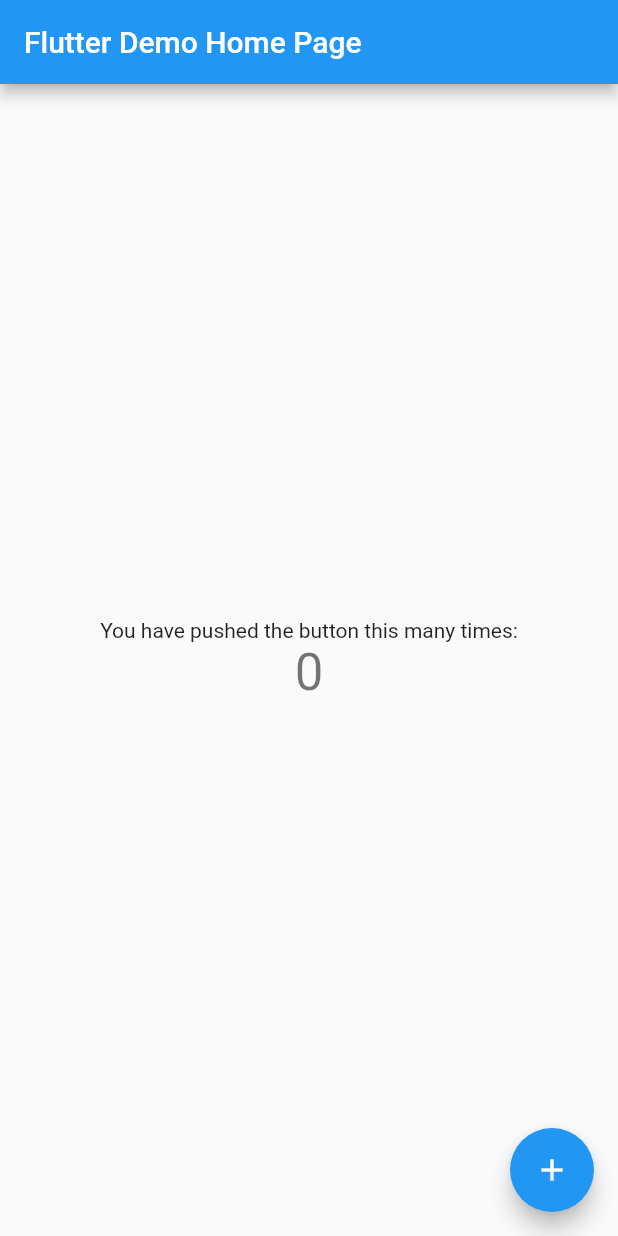
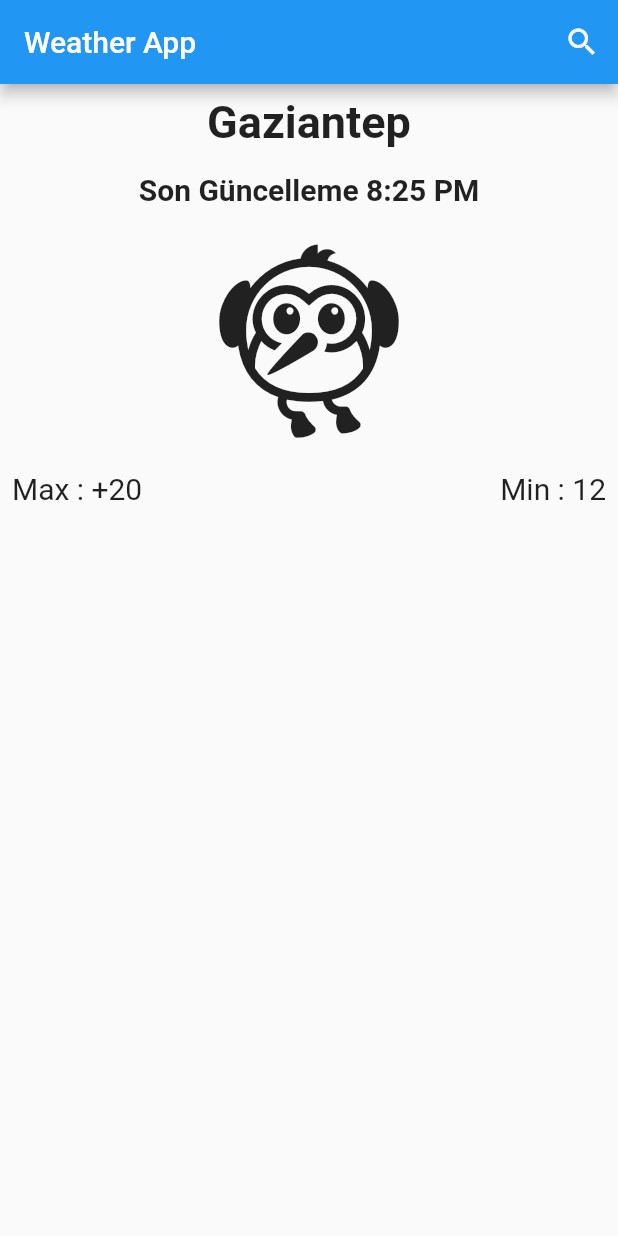
Before and after one commit to SehribanTas/flutter-weather-app, a Flutter app: the screen it shows after launch, on a phone screen of 412 x 824 dp. Run offline on Flutter 3.47's test engine with Material 2 defaults, Android fonts, the phone set to English and light mode, and no system bars.

Commit message:
feature
feature: added ui

```diff
--- a/flutter_weather_app/lib/main.dart
+++ b/flutter_weather_app/lib/main.dart
@@ -1,115 +1,18 @@
 import 'package:flutter/material.dart';
 
-void main() {
-  runApp(const MyApp());
-}
+import 'weather_app.dart';
+
+void main() => runApp(const MyApp());
 
 class MyApp extends StatelessWidget {
   const MyApp({super.key});
 
-  // This widget is the root of your application.
   @override
   Widget build(BuildContext context) {
     return MaterialApp(
-      title: 'Flutter Demo',
-      theme: ThemeData(
-        // This is the theme of your application.
-        //
-        // Try running your application with "flutter run". You'll see the
-        // application has a blue toolbar. Then, without quitting the app, try
-        // changing the primarySwatch below to Colors.green and then invoke
-        // "hot reload" (press "r" in the console where you ran "flutter run",
-        // or simply save your changes to "hot reload" in a Flutter IDE).
-        // Notice that the counter didn't reset back to zero; the application
-        // is not restarted.
-        primarySwatch: Colors.blue,
-      ),
-      home: const MyHomePage(title: 'Flutter Demo Home Page'),
+      debugShowCheckedModeBanner: false,
+      title: 'Weather App',
+      home: WeatherApp()
     );
   }
 }
-
-class MyHomePage extends StatefulWidget {
-  const MyHomePage({super.key, required this.title});
-
-  // This widget is the home page of your application. It is stateful, meaning
-  // that it has a State object (defined below) that contains fields that affect
-  // how it looks.
-
-  // This class is the configuration for the state. It holds the values (in this
-  // case the title) provided by the parent (in this case the App widget) and
-  // used by the build method of the State. Fields in a Widget subclass are
-  // always marked "final".
-
-  final String title;
-
-  @override
-  State<MyHomePage> createState() => _MyHomePageState();
-}
-
-class _MyHomePageState extends State<MyHomePage> {
-  int _counter = 0;
-
-  void _incrementCounter() {
-    setState(() {
-      // This call to setState tells the Flutter framework that something has
-      // changed in this State, which causes it to rerun the build method below
-      // so that the display can reflect the updated values. If we changed
-      // _counter without calling setState(), then the build method would not be
-      // called again, and so nothing would appear to happen.
-      _counter++;
-    });
-  }
-
-  @override
-  Widget build(BuildContext context) {
-    // This method is rerun every time setState is called, for instance as done
-    // by the _incrementCounter method above.
-    //
-    // The Flutter framework has been optimized to make rerunning build methods
-    // fast, so that you can just rebuild anything that needs updating rather
-    // than having to individually change instances of widgets.
-    return Scaffold(
-      appBar: AppBar(
-        // Here we take the value from the MyHomePage object that was created by
-        // the App.build method, and use it to set our appbar title.
-        title: Text(widget.title),
-      ),
-      body: Center(
-        // Center is a layout widget. It takes a single child and positions it
-        // in the middle of the parent.
-        child: Column(
-          // Column is also a layout widget. It takes a list of children and
-          // arranges them vertically. By default, it sizes itself to fit its
-          // children horizontally, and tries to be as tall as its parent.
-          //
-          // Invoke "debug painting" (press "p" in the console, choose the
-          // "Toggle Debug Paint" action from the Flutter Inspector in Android
-          // Studio, or the "Toggle Debug Paint" command in Visual Studio Code)
-          // to see the wireframe for each widget.
-          //
-          // Column has various properties to control how it sizes itself and
-          // how it positions its children. Here we use mainAxisAlignment to
-          // center the children vertically; the main axis here is the vertical
-          // axis because Columns are vertical (the cross axis would be
-          // horizontal).
-          mainAxisAlignment: MainAxisAlignment.center,
-          children: <Widget>[
-            const Text(
-              'You have pushed the button this many times:',
-            ),
-            Text(
-              '$_counter',
-              style: Theme.of(context).textTheme.headline4,
-            ),
-          ],
-        ),
-      ),
-      floatingActionButton: FloatingActionButton(
-        onPressed: _incrementCounter,
-        tooltip: 'Increment',
-        child: const Icon(Icons.add),
-      ), // This trailing comma makes auto-formatting nicer for build methods.
-    );
-  }
-}
--- /dev/null
+++ b/flutter_weather_app/lib/weather_app.dart
@@ -0,0 +1,60 @@
+import 'package:flutter/material.dart';
+import 'package:flutter_weather_app/widget/weather_icon.dart';
+
+import 'widget/last_update_widget.dart';
+import 'widget/location_widget.dart';
+import 'widget/max_min_temp.dart';
+import 'widget/select_city.dart';
+
+class WeatherApp extends StatefulWidget {
+  const WeatherApp({super.key});
+
+  @override
+  State<WeatherApp> createState() => _WeatherAppState();
+}
+
+class _WeatherAppState extends State<WeatherApp> {
+  String selectedCity = 'Gaziantep';
+  @override
+  Widget build(BuildContext context) {
+    return Scaffold(
+      appBar: AppBar(
+        title: Text('Weather App'),
+        actions: [
+          IconButton(
+              onPressed: (() async {
+                String newSelectedCity = await Navigator.push(context,
+                    MaterialPageRoute(builder: ((context) {
+                  return SelectCity();
+                })));
+                setState(() {
+                  selectedCity = newSelectedCity;
+                });
+              }),
+              icon: const Icon(Icons.search))
+        ],
+      ),
+      body: Center(
+          child: ListView(
+        children: [
+          Padding(
+            padding: const EdgeInsets.all(8.0),
+            child: Center(child: LocationWidget(selectCity: selectedCity)),
+          ),
+          Padding(
+            padding: const EdgeInsets.all(8.0),
+            child: Center(child: LastUpdateWidget()),
+          ),
+          Padding(
+            padding: const EdgeInsets.all(8.0),
+            child: Center(child: WeatherIcon()),
+          ),
+          Padding(
+            padding: const EdgeInsets.all(8.0),
+            child: Center(child: MaxMinTemp()),
+          ),
+        ],
+      )),
+    );
+  }
+}
--- /dev/null
+++ b/flutter_weather_app/lib/widget/last_update_widget.dart
@@ -0,0 +1,13 @@
+import 'package:flutter/material.dart';
+
+class LastUpdateWidget extends StatelessWidget {
+  const LastUpdateWidget({super.key});
+
+  @override
+  Widget build(BuildContext context) {
+    return Text(
+      'Son Güncelleme ' + TimeOfDay(hour: 20, minute: 25).format(context),
+      style: TextStyle(fontWeight: FontWeight.bold, fontSize: 20.0),
+    );
+  }
+}
--- /dev/null
+++ b/flutter_weather_app/lib/widget/location_widget.dart
@@ -0,0 +1,14 @@
+import 'package:flutter/cupertino.dart';
+
+class LocationWidget extends StatelessWidget {
+  String selectCity = 'Gaziantep';
+  LocationWidget({super.key, required this.selectCity});
+
+  @override
+  Widget build(BuildContext context) {
+    return Text(
+      selectCity,
+      style: TextStyle(fontWeight: FontWeight.bold, fontSize: 30.0),
+    );
+  }
+}
--- /dev/null
+++ b/flutter_weather_app/lib/widget/max_min_temp.dart
@@ -0,0 +1,19 @@
+import 'package:flutter/material.dart';
+
+class MaxMinTemp extends StatelessWidget {
+  const MaxMinTemp({super.key});
+
+  @override
+  Widget build(BuildContext context) {
+    return Row(
+      mainAxisAlignment: MainAxisAlignment.spaceBetween,
+      children: [
+        Text(
+          'Max : +20 ',
+          style: TextStyle(fontSize: 20),
+        ),
+        Text('Min : 12', style: TextStyle(fontSize: 20))
+      ],
+    );
+  }
+}
--- /dev/null
+++ b/flutter_weather_app/lib/widget/weather_icon.dart
@@ -0,0 +1,13 @@
+import 'package:flutter/material.dart';
+
+class WeatherIcon extends StatelessWidget {
+  const WeatherIcon({super.key});
+
+  @override
+  Widget build(BuildContext context) {
+    return const Icon(
+      Icons.flutter_dash,
+      size: 144,
+    );
+  }
+}
```
Also changed, not shown: flutter_weather_app/lib/widget/select_city.dart (added, +41 -0 lines), flutter_weather_app/pubspec.lock (added), 8 other files.
